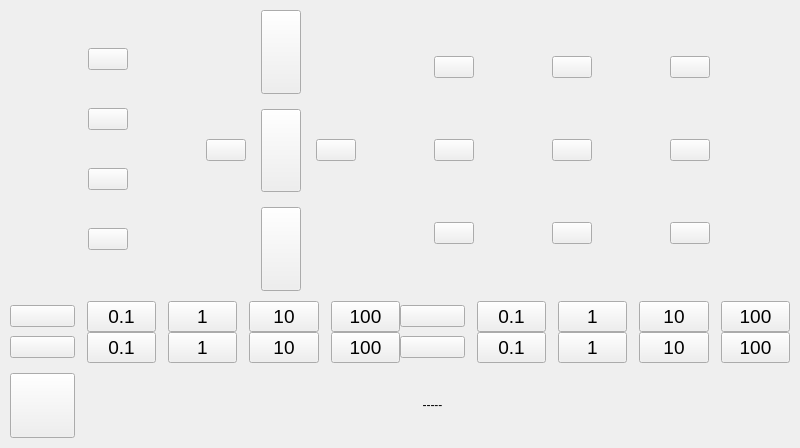
The window that ClientApp/qt/controlpage_qt.ui (re3Dprinting/touchscreen) describes before a commit, drawn with Qt 5.
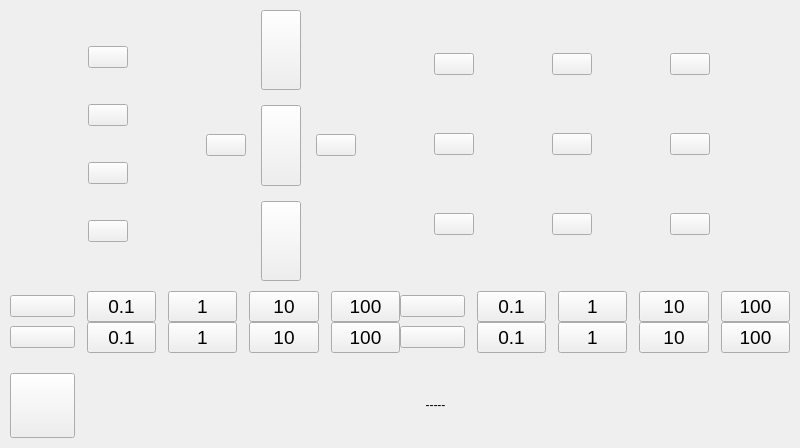
The same window after the commit. Icons and pictures are not drawn.

The edit to the form file:
```diff
--- a/ClientApp/qt/controlpage_qt.ui
+++ b/ClientApp/qt/controlpage_qt.ui
@@ -21,19 +21,19 @@
   </property>
   <layout class="QVBoxLayout" name="verticalLayout_5">
    <property name="spacing">
-    <number>10</number>
+    <number>0</number>
    </property>
    <property name="leftMargin">
-    <number>10</number>
+    <number>0</number>
    </property>
    <property name="topMargin">
-    <number>10</number>
+    <number>0</number>
    </property>
    <property name="rightMargin">
-    <number>10</number>
+    <number>0</number>
    </property>
    <property name="bottomMargin">
-    <number>10</number>
+    <number>0</number>
    </property>
    <item>
     <layout class="QHBoxLayout" name="horizontalLayout_5">
@@ -41,7 +41,13 @@
       <number>0</number>
      </property>
      <property name="leftMargin">
-      <number>0</number>
+      <number>10</number>
+     </property>
+     <property name="topMargin">
+      <number>10</number>
+     </property>
+     <property name="rightMargin">
+      <number>10</number>
      </property>
      <item>
       <layout class="QVBoxLayout" name="verticalLayout_4">
@@ -659,10 +665,16 @@
    <item>
     <layout class="QGridLayout" name="gridLayout_2">
      <property name="leftMargin">
-      <number>0</number>
+      <number>10</number>
+     </property>
+     <property name="topMargin">
+      <number>10</number>
      </property>
      <property name="rightMargin">
-      <number>0</number>
+      <number>10</number>
+     </property>
+     <property name="bottomMargin">
+      <number>10</number>
      </property>
      <property name="spacing">
       <number>0</number>
@@ -1522,13 +1534,20 @@
     </layout>
    </item>
    <item>
-    <layout class="QHBoxLayout" name="horizontalLayout_6">
+    <widget class="QWidget" name="BottomBar" native="true">
+     <layout class="QHBoxLayout" name="horizontalLayout_7">
      <property name="leftMargin">
-      <number>0</number>
+       <number>10</number>
+      </property>
+      <property name="topMargin">
+       <number>10</number>
      </property>
      <property name="rightMargin">
       <number>10</number>
      </property>
+      <property name="bottomMargin">
+       <number>10</number>
+      </property>
      <item>
       <widget class="QPushButton" name="Back">
        <property name="sizePolicy">
@@ -1584,6 +1603,7 @@
       </widget>
      </item>
     </layout>
+    </widget>
    </item>
   </layout>
  </widget>
```
Left out of the diff: 4 changed lines with no effect on the pictures. Lines whose indentation alone changed are shown as unchanged.
